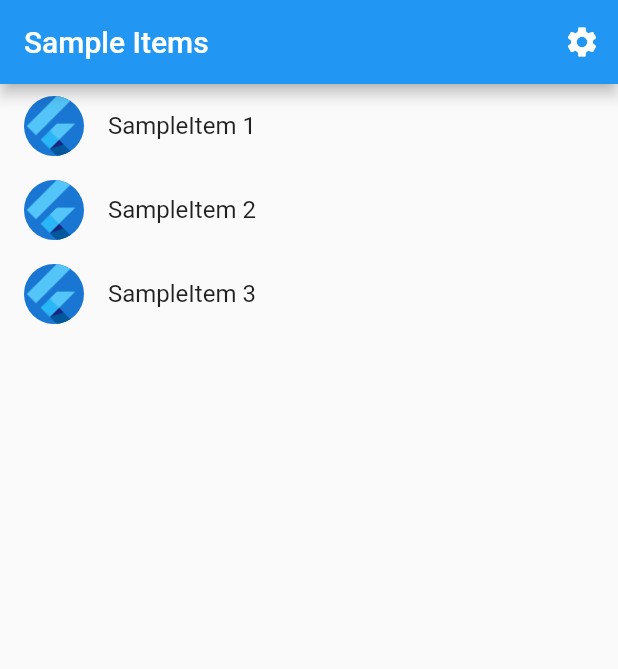
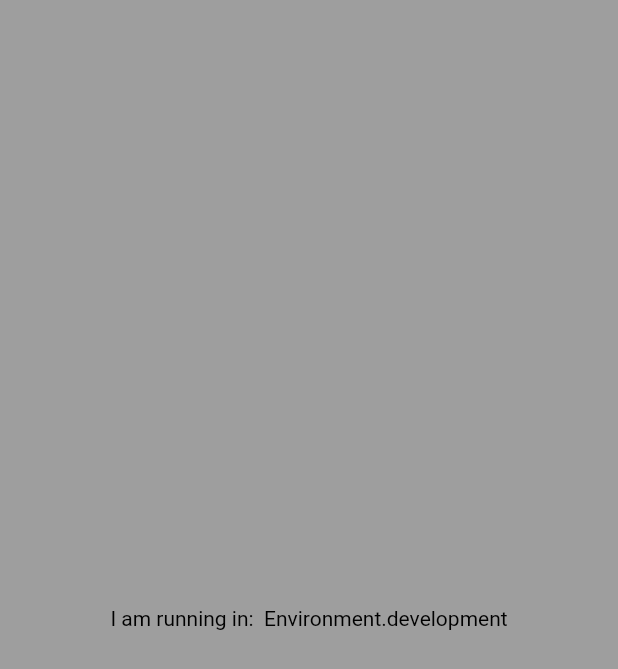
Before and after one commit to JohanBitcube/tech_tuesday_app, a Flutter app: the screen it shows after launch, on a phone screen of 412 x 824 dp. Shown: the top 669 px of the screen. Run offline on Flutter 3.47's test engine with Material 2 defaults, Android fonts, the phone set to English and light mode, and no system bars; accounts and stored records are empty; generated files the repository leaves out were written again.

Commit message:
post video.

```diff
--- /dev/null
+++ b/assets/config/config.json
@@ -0,0 +1,4 @@
+{
+    "environment": "d",
+    "api_url": "local"
+}
--- /dev/null
+++ b/assets/config/dev_config.json
@@ -0,0 +1,5 @@
+{
+    "api_url": "local/dev",
+    "email": "Devemail",
+    "password": "Devpassword"
+}
--- /dev/null
+++ b/assets/config/staging_config.json
@@ -0,0 +1,5 @@
+{
+    "api_url": "local/stag",
+    "email": "email",
+    "password": "password"
+}
--- a/l10n.yaml
+++ b/l10n.yaml
@@ -1,3 +1,3 @@
-arb-dir: lib/src/localization
+arb-dir: lib/core/localization
 template-arb-file: app_en.arb
 output-localization-file: app_localizations.dart
--- /dev/null
+++ b/lib/core/enums/environment_enum.dart
@@ -0,0 +1,5 @@
+enum Environment {
+  development,
+  staging,
+  production,
+}
--- a/lib/src/localization/app_en.arb
+++ b/lib/core/localization/app_en.arb
@@ -2,5 +2,6 @@
   "appTitle": "tech_tuesday",
   "@appTitle": {
     "description": "The title of the application"
-  }
+  },
+  "runningType": "I am running in: "
 }
--- /dev/null
+++ b/lib/core/utils/config.dart
@@ -0,0 +1,61 @@
+import 'dart:convert';
+
+import 'package:flutter/services.dart';
+import 'package:tech_tuesday/core/enums/environment_enum.dart';
+
+class Config {
+  static const String _path = "assets/config";
+  static late String _apiUrl;
+  static late String _environment;
+  static late String? _email;
+  static late String? _password;
+
+  static Environment get environment => _stringToEnvironment();
+  static bool get isDevelopment => environment == Environment.development;
+  static String get email => _email ?? '';
+  static String get password => _password ?? '';
+  static String get apiUrl => '$_apiUrl/v1';
+
+  static Future<void> init() async {
+    try {
+      print('$_path/config.json');
+      final configFile = await rootBundle.loadString('$_path/config.json');
+      final json = jsonDecode(configFile);
+      _environment = json['environment'] ?? 'd';
+      switch (environment) {
+        case Environment.development:
+          _asignVar('$_path/dev_config.json');
+          break;
+        case Environment.staging:
+          _asignVar('$_path/staging_config.json');
+          break;
+        case Environment.production:
+          _apiUrl = json['api_url'];
+          break;
+      }
+    } catch (e) {
+      print(e);
+    }
+  }
+
+  static Future<void> _asignVar(String file) async {
+    final envConfig = await rootBundle.loadString(file);
+    final envJson = jsonDecode(envConfig);
+    _email = envJson['email'];
+    _password = envJson['password'];
+    _apiUrl = envJson['api_url'];
+  }
+
+  static Environment _stringToEnvironment() {
+    switch (_environment.toLowerCase()) {
+      case 'd':
+        return Environment.development;
+      case 's':
+        return Environment.staging;
+      case 'p':
+        return Environment.production;
+      default:
+        return Environment.development;
+    }
+  }
+}
--- a/lib/main.dart
+++ b/lib/main.dart
@@ -1,10 +1,13 @@
 import 'package:flutter/material.dart';
 
+import 'core/utils/config.dart';
 import 'src/app.dart';
 import 'src/settings/settings_controller.dart';
 import 'src/settings/settings_service.dart';
 
 void main() async {
+  WidgetsFlutterBinding.ensureInitialized();
+  await Config.init();
   // Set up the SettingsController, which will glue user settings to multiple
   // Flutter Widgets.
   final settingsController = SettingsController(SettingsService());
--- a/lib/src/app.dart
+++ b/lib/src/app.dart
@@ -1,9 +1,8 @@
 import 'package:flutter/material.dart';
 import 'package:flutter_gen/gen_l10n/app_localizations.dart';
 import 'package:flutter_localizations/flutter_localizations.dart';
+import 'package:tech_tuesday/src/sample_feature/views/sample_view.dart';
 
-import 'sample_feature/sample_item_details_view.dart';
-import 'sample_feature/sample_item_list_view.dart';
 import 'settings/settings_controller.dart';
 import 'settings/settings_view.dart';
 
@@ -62,22 +61,23 @@ class MyApp extends StatelessWidget {
 
           // Define a function to handle named routes in order to support
           // Flutter web url navigation and deep linking.
-          onGenerateRoute: (RouteSettings routeSettings) {
-            return MaterialPageRoute<void>(
-              settings: routeSettings,
-              builder: (BuildContext context) {
-                switch (routeSettings.name) {
-                  case SettingsView.routeName:
-                    return SettingsView(controller: settingsController);
-                  case SampleItemDetailsView.routeName:
-                    return const SampleItemDetailsView();
-                  case SampleItemListView.routeName:
-                  default:
-                    return const SampleItemListView();
-                }
-              },
-            );
-          },
+          home: SampleView(),
+          // onGenerateRoute: (RouteSettings routeSettings) {
+          //   return MaterialPageRoute<void>(
+          //     settings: routeSettings,
+          //     builder: (BuildContext context) {
+          //       switch (routeSettings.name) {
+          //         case SettingsView.routeName:
+          //           return SettingsView(controller: settingsController);
+          //         case SampleItemDetailsView.routeName:
+          //           return const SampleItemDetailsView();
+          //         case SampleItemListView.routeName:
+          //         default:
+          //           return const SampleItemListView();
+          //       }
+          //     },
+          //   );
+          // },
         );
       },
     );
--- a/lib/src/sample_feature/sample_item.dart
+++ /dev/null
@@ -1,6 +0,0 @@
-/// A placeholder class that represents an entity or model.
-class SampleItem {
-  const SampleItem(this.id);
-
-  final int id;
-}
--- a/lib/src/sample_feature/sample_item_details_view.dart
+++ /dev/null
@@ -1,20 +0,0 @@
-import 'package:flutter/material.dart';
-
-/// Displays detailed information about a SampleItem.
-class SampleItemDetailsView extends StatelessWidget {
-  const SampleItemDetailsView({Key? key}) : super(key: key);
-
-  static const routeName = '/sample_item';
-
-  @override
-  Widget build(BuildContext context) {
-    return Scaffold(
-      appBar: AppBar(
-        title: const Text('Item Details'),
-      ),
-      body: const Center(
-        child: Text('More Information Here'),
-      ),
-    );
-  }
-}
--- a/lib/src/sample_feature/sample_item_list_view.dart
+++ /dev/null
@@ -1,71 +0,0 @@
-import 'package:flutter/material.dart';
-
-import '../settings/settings_view.dart';
-import 'sample_item.dart';
-import 'sample_item_details_view.dart';
-
-/// Displays a list of SampleItems.
-class SampleItemListView extends StatelessWidget {
-  const SampleItemListView({
-    Key? key,
-    this.items = const [SampleItem(1), SampleItem(2), SampleItem(3)],
-  }) : super(key: key);
-
-  static const routeName = '/';
-
-  final List<SampleItem> items;
-
-  @override
-  Widget build(BuildContext context) {
-    return Scaffold(
-      appBar: AppBar(
-        title: const Text('Sample Items'),
-        actions: [
-          IconButton(
-            icon: const Icon(Icons.settings),
-            onPressed: () {
-              // Navigate to the settings page. If the user leaves and returns
-              // to the app after it has been killed while running in the
-              // background, the navigation stack is restored.
-              Navigator.restorablePushNamed(context, SettingsView.routeName);
-            },
-          ),
-        ],
-      ),
-
-      // To work with lists that may contain a large number of items, it’s best
-      // to use the ListView.builder constructor.
-      //
-      // In contrast to the default ListView constructor, which requires
-      // building all Widgets up front, the ListView.builder constructor lazily
-      // builds Widgets as they’re scrolled into view.
-      body: ListView.builder(
-        // Providing a restorationId allows the ListView to restore the
-        // scroll position when a user leaves and returns to the app after it
-        // has been killed while running in the background.
-        restorationId: 'sampleItemListView',
-        itemCount: items.length,
-        itemBuilder: (BuildContext context, int index) {
-          final item = items[index];
-
-          return ListTile(
-            title: Text('SampleItem ${item.id}'),
-            leading: const CircleAvatar(
-              // Display the Flutter Logo image asset.
-              foregroundImage: AssetImage('assets/images/flutter_logo.png'),
-            ),
-            onTap: () {
-              // Navigate to the details page. If the user leaves and returns to
-              // the app after it has been killed while running in the
-              // background, the navigation stack is restored.
-              Navigator.restorablePushNamed(
-                context,
-                SampleItemDetailsView.routeName,
-              );
-            }
-          );
-        },
-      ),
-    );
-  }
-}
--- /dev/null
+++ b/lib/src/sample_feature/views/sample_view.dart
@@ -0,0 +1,28 @@
+import 'package:flutter/material.dart';
+import 'package:flutter_gen/gen_l10n/app_localizations.dart';
+import 'package:flutter_localizations/flutter_localizations.dart';
+import 'package:tech_tuesday/core/utils/config.dart';
+
+class SampleView extends StatefulWidget {
+  SampleView({Key? key}) : super(key: key);
+
+  @override
+  _SampleViewState createState() => _SampleViewState();
+}
+
+class _SampleViewState extends State<SampleView> {
+  @override
+  Widget build(BuildContext context) {
+    return Scaffold(
+      backgroundColor: Colors.grey,
+      body: Center(
+        child: Text(
+          '${AppLocalizations.of(context)!.runningType} ${Config.environment}',
+          style: const TextStyle(
+            color: Colors.black,
+          ),
+        ),
+      ),
+    );
+  }
+}
--- a/pubspec.yaml
+++ b/pubspec.yaml
@@ -30,3 +30,4 @@ flutter:
   assets:
     # Add assets from the images directory to the application.
     - assets/images/
+    - assets/config/config.json
```
